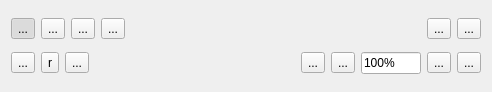
Before: the Qt Designer form pagetools.ui in sjg20/paperman, drawn with Qt 5.
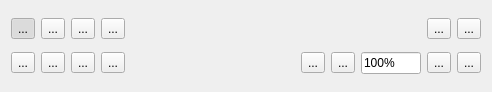
After: the same form once the commit is applied. Icons and pictures are not drawn.

Commit message: pagewidget: Match the page-tools buttons to the desktop toolbar

Diff of the .ui file:
```diff
--- a/pagetools.ui
+++ b/pagetools.ui
@@ -212,26 +212,6 @@
        </property>
       </widget>
      </item>
-     <item>
-      <widget class="QToolButton" name="vflip">
-       <property name="toolTip">
-        <string>Rotate the page 180 degrees</string>
-       </property>
-       <property name="text">
-        <string>r</string>
-       </property>
-       <property name="icon">
-        <iconset resource="maxview.qrc">
-         <normaloff>:/images/images/vflip.xpm</normaloff>:/images/images/vflip.xpm</iconset>
-       </property>
-       <property name="iconSize">
-        <size>
-         <width>24</width>
-         <height>24</height>
-        </size>
-       </property>
-      </widget>
-     </item>
      <item>
       <widget class="QToolButton" name="rright">
        <property name="toolTip">
@@ -252,6 +232,46 @@
        </property>
       </widget>
      </item>
+     <item>
+      <widget class="QToolButton" name="hflip">
+       <property name="toolTip">
+        <string>Flip the page horizontally</string>
+       </property>
+       <property name="text">
+        <string>...</string>
+       </property>
+       <property name="icon">
+        <iconset resource="maxview.qrc">
+         <normaloff>:/images/images/hflip.xpm</normaloff>:/images/images/hflip.xpm</iconset>
+       </property>
+       <property name="iconSize">
+        <size>
+         <width>24</width>
+         <height>24</height>
+        </size>
+       </property>
+      </widget>
+     </item>
+     <item>
+      <widget class="QToolButton" name="vflip">
+       <property name="toolTip">
+        <string>Flip the page vertically</string>
+       </property>
+       <property name="text">
+        <string>...</string>
+       </property>
+       <property name="icon">
+        <iconset resource="maxview.qrc">
+         <normaloff>:/images/images/vflip.xpm</normaloff>:/images/images/vflip.xpm</iconset>
+       </property>
+       <property name="iconSize">
+        <size>
+         <width>24</width>
+         <height>24</height>
+        </size>
+       </property>
+      </widget>
+     </item>
      <item>
       <spacer name="horizontalSpacer">
        <property name="orientation">
```
The commit also changes 4 other files.
